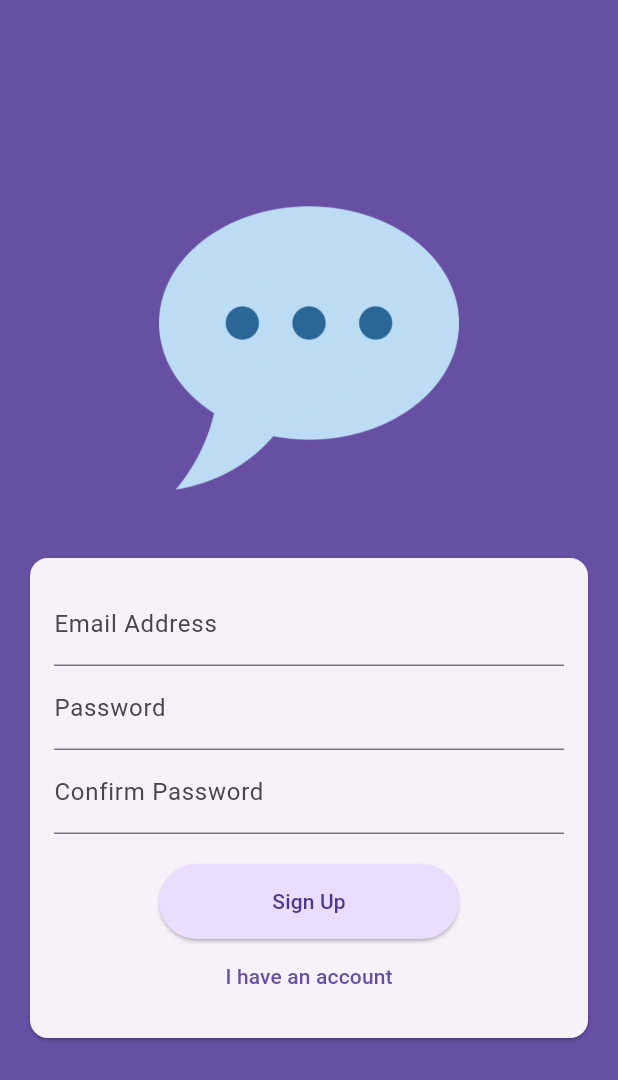
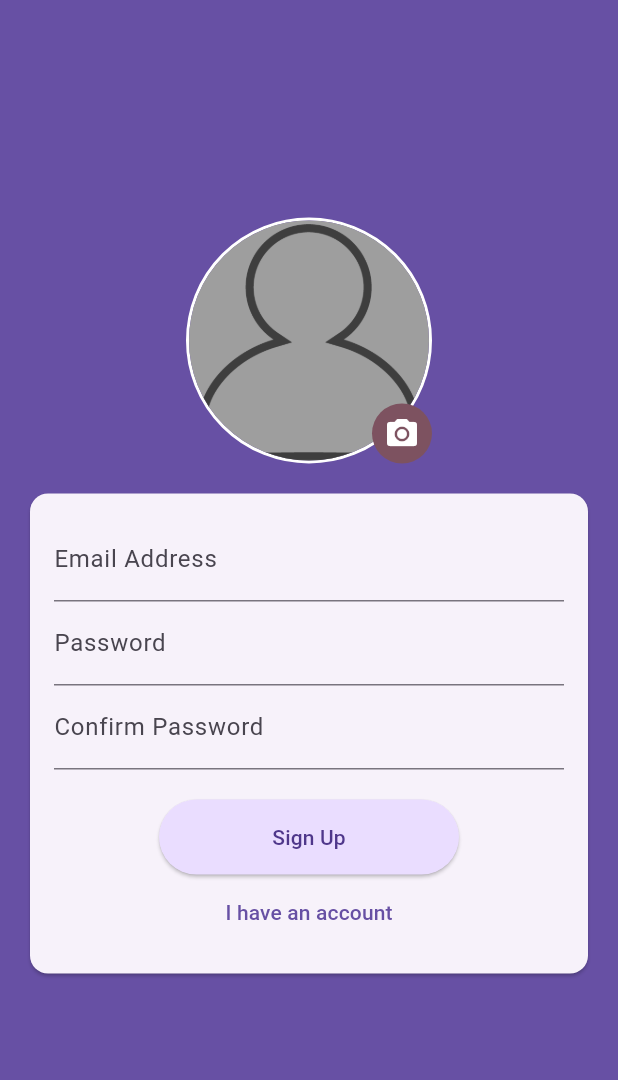
Before and after one commit to lcd11001/flutter-chat, a Flutter app: the SignupScreen screen opened directly, on a phone screen of 412 x 824 dp. Shown: the top 1080 px of the screen. Run offline on Flutter 3.47's test engine with Material 3 defaults, Android fonts, the phone set to English and light mode, and no system bars; our stand-ins replace firebase_auth, firebase_core, image_picker; accounts and stored records are empty; generated files the repository leaves out were written again.

Commit message:
+ User avatar picker

```diff
--- a/lib/screens/signup_screen.dart
+++ b/lib/screens/signup_screen.dart
@@ -1,5 +1,6 @@
 import 'package:chat/firebase/firebase_auth_helper.dart';
 import 'package:chat/screens/form_validation_screen.dart';
+import 'package:chat/widgets/user_image_picker.dart';
 
 import 'package:flutter/material.dart';
 
@@ -27,18 +28,12 @@ class _SignupScreenState extends State<SignupScreen> {
           child: Column(
             mainAxisAlignment: MainAxisAlignment.center,
             children: [
-              Container(
-                margin: const EdgeInsets.only(
-                  top: 30,
-                  bottom: 20,
-                  left: 20,
-                  right: 20,
-                ),
-                width: 200,
-                child: Image.asset(
-                  'assets/images/chat.png',
-                  fit: BoxFit.cover,
-                ),
+              UserImagePicker(
+                radius: 80,
+                pickedImage: (image) {
+                  // ignore: avoid_print
+                  print('pickedImage: ${image.path}');
+                },
               ),
               Card(
                 margin: const EdgeInsets.only(
--- /dev/null
+++ b/lib/widgets/user_image_picker.dart
@@ -0,0 +1,95 @@
+import 'dart:io';
+
+import 'package:flutter/material.dart';
+import 'package:flutter/widgets.dart';
+import 'package:image_picker/image_picker.dart';
+
+class UserImagePicker extends StatefulWidget {
+  final void Function(File image) pickedImage;
+  final double radius;
+
+  const UserImagePicker({
+    super.key,
+    required this.pickedImage,
+    this.radius = 200,
+  });
+
+  @override
+  State<StatefulWidget> createState() => _UserImagePickerState();
+}
+
+class _UserImagePickerState extends State<UserImagePicker> {
+  File? _pickedImageFile;
+
+  void _pickImage() async {
+    final pickedImage = await ImagePicker().pickImage(
+      source: ImageSource.gallery,
+      imageQuality: 50,
+      maxWidth: widget.radius * 2,
+    );
+
+    if (pickedImage == null) {
+      return;
+    }
+
+    setState(() {
+      _pickedImageFile = File(pickedImage.path);
+    });
+
+    widget.pickedImage(_pickedImageFile!);
+  }
+
+  dynamic _getImageProvider() {
+    if (_pickedImageFile != null) {
+      return FileImage(_pickedImageFile!);
+    }
+
+    return const AssetImage('assets/images/user.png');
+  }
+
+  @override
+  Widget build(BuildContext context) {
+    final colorScheme = Theme.of(context).colorScheme;
+
+    return Column(
+      children: [
+        GestureDetector(
+          onTap: _pickImage,
+          child: Stack(
+            children: [
+              Container(
+                decoration: BoxDecoration(
+                  shape: BoxShape.circle,
+                  border: Border.all(
+                    color: colorScheme.onPrimary,
+                    width: 2,
+                  ),
+                ),
+                child: CircleAvatar(
+                  radius: widget.radius,
+                  backgroundColor: Colors.grey,
+                  foregroundImage: _getImageProvider(),
+                ),
+              ),
+              Positioned(
+                bottom: 0,
+                right: 0,
+                child: Container(
+                  padding: const EdgeInsets.all(8),
+                  decoration: BoxDecoration(
+                    shape: BoxShape.circle,
+                    color: colorScheme.tertiary,
+                  ),
+                  child: Icon(
+                    Icons.camera_alt,
+                    color: colorScheme.onTertiary,
+                  ),
+                ),
+              ),
+            ],
+          ),
+        ),
+      ],
+    );
+  }
+}
```
Also changed, not shown: assets/images/user.png (added).
